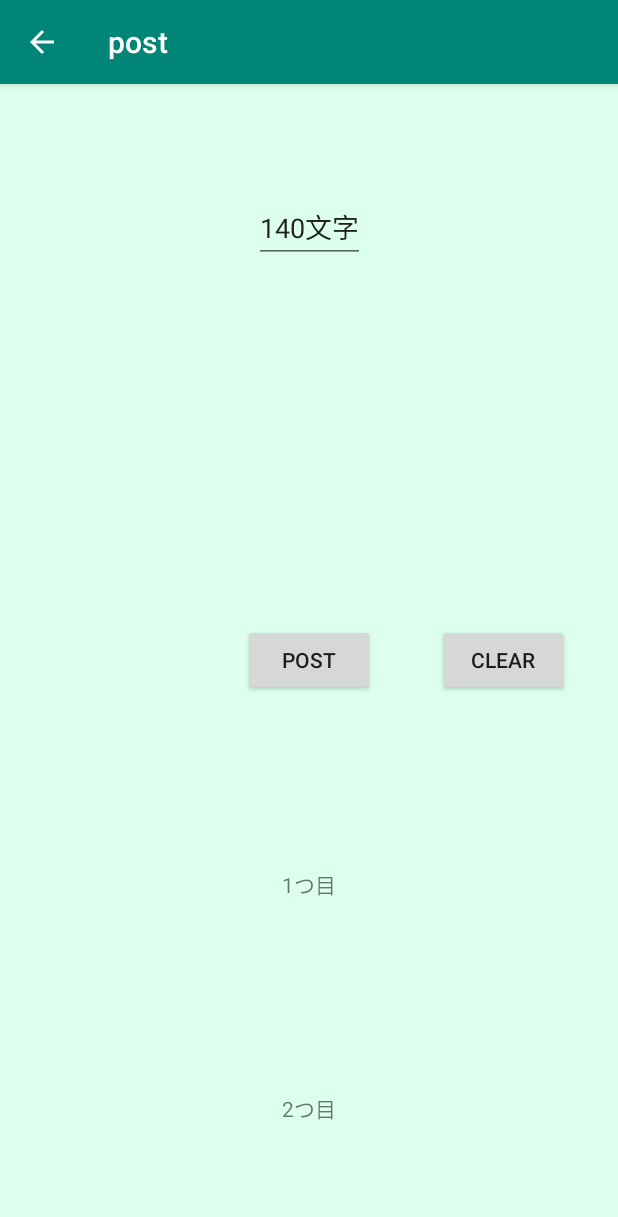
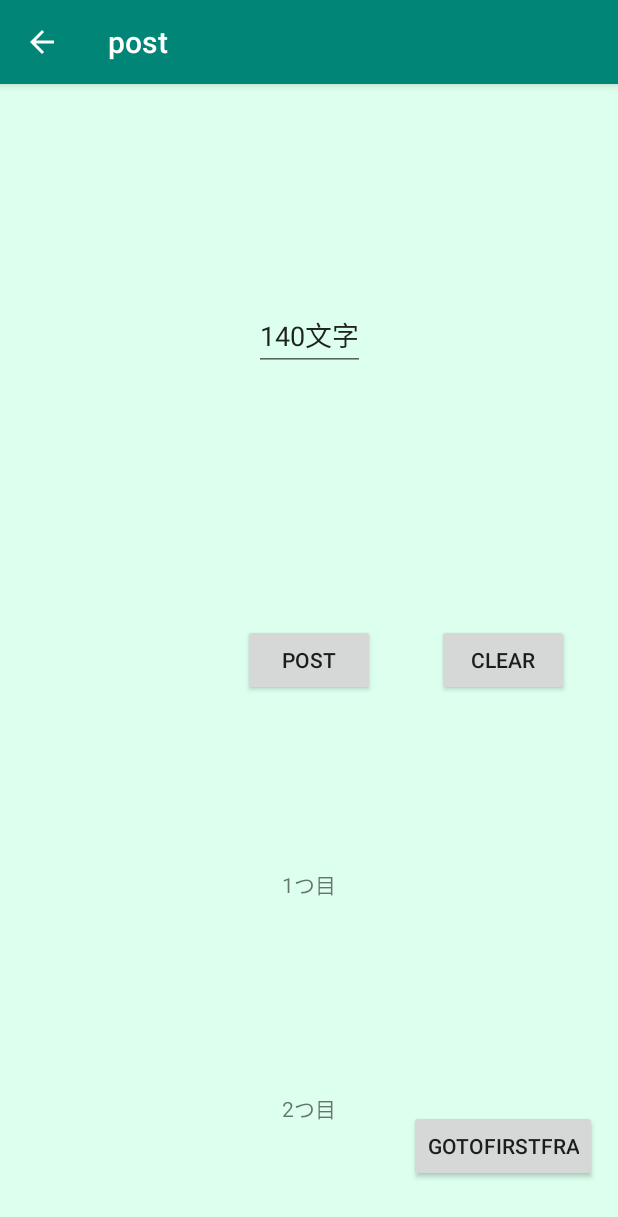
Before and after one commit to kobearen/Autopost2, an Android app: the MainActivity screen opened directly, with no data from a screen before it, on a phone screen of 412 x 824 dp. Shown: the top 1217 px of the screen. Run offline under Robolectric (Android 15) with nearby library versions, the phone set to English and light mode, and no system bars; libraries missing offline, so code that uses them is left out: com.twitter.sdk.

Commit message:
Initial Commit

```diff
--- a/Autopost2/app/src/main/java/com/example/autopost2/TaggingDialogFragment.java
+++ b/Autopost2/app/src/main/java/com/example/autopost2/TaggingDialogFragment.java
@@ -20,11 +20,13 @@ public class TaggingDialogFragment extends DialogFragment {
         dialog.setContentView(R.layout.dialog_tagging);
         // 背景を透明にする
         dialog.getWindow().setBackgroundDrawable(new ColorDrawable(Color.TRANSPARENT));
-        // OK ボタンのリスナ
-        dialog.findViewById(R.id.registration_button).setOnClickListener(new View.OnClickListener() {
+        // 登録 ボタン
+        dialog.findViewById(R.id.registrationButton).setOnClickListener(new View.OnClickListener() {
             @Override
             public void onClick(View v) {
-                dismiss();
+                // もし空白でなければ保存する
+
+                // 空白の場合は空白ですする
             }
         });
 
@@ -36,6 +38,7 @@ public class TaggingDialogFragment extends DialogFragment {
             }
         });
         return dialog;
+
+        }
+
     }
-
-}
--- a/Autopost2/app/src/main/res/layout/activity_main.xml
+++ b/Autopost2/app/src/main/res/layout/activity_main.xml
@@ -32,8 +32,6 @@
             tools:layout_editor_absoluteY="0dp"
             tools:layout_editor_absoluteX="0dp"/>
     <LinearLayout
-            xmlns:android="http://schemas.android.com/apk/res/android"
-            xmlns:tools="http://schemas.android.com/tools"
             android:layout_width="match_parent"
             android:layout_height="match_parent"
             android:orientation="vertical"
@@ -41,6 +39,7 @@
             tools:context=".MainActivity"
             tools:layout_editor_absoluteY="0dp"
             tools:layout_editor_absoluteX="0dp">
+
 
     </LinearLayout>
 
@@ -59,9 +58,9 @@
                 android:id="@+id/text_view"
                 android:layout_width="match_parent"
                 android:layout_height="wrap_content"
-                android:textSize="30sp"
                 android:layout_margin="20dp"
-                android:gravity="center"/>
+                android:gravity="center"
+                android:textSize="30sp" />
 
     </LinearLayout>
 
@@ -75,7 +74,7 @@
             app:layout_constraintLeft_toLeftOf="parent"
             app:layout_constraintRight_toRightOf="parent"
             app:layout_constraintTop_toTopOf="parent"
-            app:layout_constraintVertical_bias="0.1"  />
+            app:layout_constraintVertical_bias="0.2"  />
 
     <Button
             android:id="@+id/postButton"
@@ -122,4 +121,15 @@
             app:layout_constraintTop_toTopOf="parent"
             app:layout_constraintVertical_bias="0.5"
             app:layout_constraintHorizontal_bias="0.9" />
+    <Button
+            android:id="@+id/fragButton"
+            android:layout_width="wrap_content"
+            android:layout_height="wrap_content"
+            android:text="GotoFirstFra"
+            app:layout_constraintBottom_toBottomOf="parent"
+            app:layout_constraintLeft_toLeftOf="parent"
+            app:layout_constraintRight_toRightOf="parent"
+            app:layout_constraintTop_toTopOf="parent"
+            app:layout_constraintVertical_bias="0.95"
+            app:layout_constraintHorizontal_bias="0.95"/>
 </android.support.constraint.ConstraintLayout>
--- a/Autopost2/app/src/main/res/layout/dialog_tagging.xml
+++ b/Autopost2/app/src/main/res/layout/dialog_tagging.xml
@@ -116,7 +116,7 @@
 
     <!-- OK ボタン -->
     <Button
-            android:id="@+id/registration_button"
+            android:id="@+id/registrationButton"
             android:layout_width="wrap_content"
             android:layout_height="wrap_content"
             android:background="@drawable/bt_dialog_positive"
```
Also changed, not shown: Autopost2/app/src/main/java/com/example/autopost2/MainActivity.kt (+11 -0 lines).
